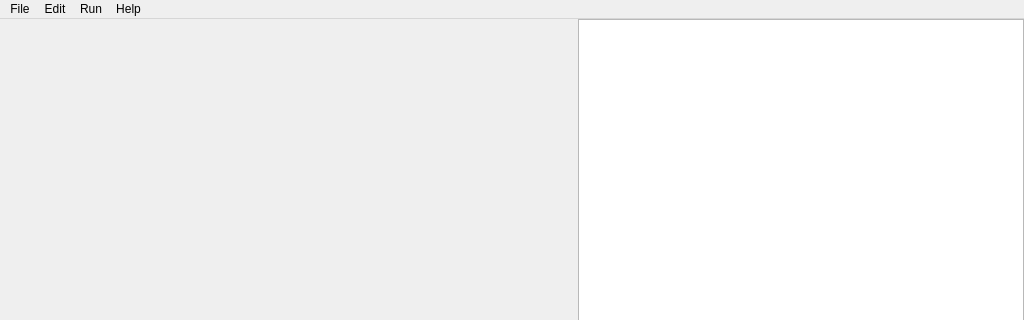
Qt form fiddle/views/MainWindow.ui (akehrer/fiddle) before a commit; both pictures show x 0 to 1024 and y 0 to 320 of the 1024 by 768 pixel window.
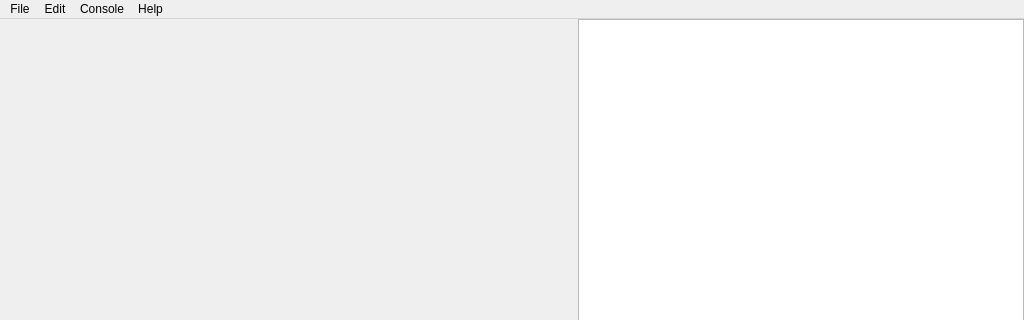
The same form after that commit.

Commit message: Improving console to use local python install instead of one bundled with app

```diff
--- a/fiddle/views/MainWindow.ui
+++ b/fiddle/views/MainWindow.ui
@@ -255,7 +255,7 @@
    </widget>
    <widget class="QMenu" name="menuShell">
     <property name="title">
-     <string>Run</string>
+     <string>Console</string>
     </property>
     <addaction name="actionRun_Current_Script"/>
     <addaction name="actionRestart"/>
```
Left out of the diff: 7 changed lines with no effect on the pictures. The commit also changes 24 other files.
